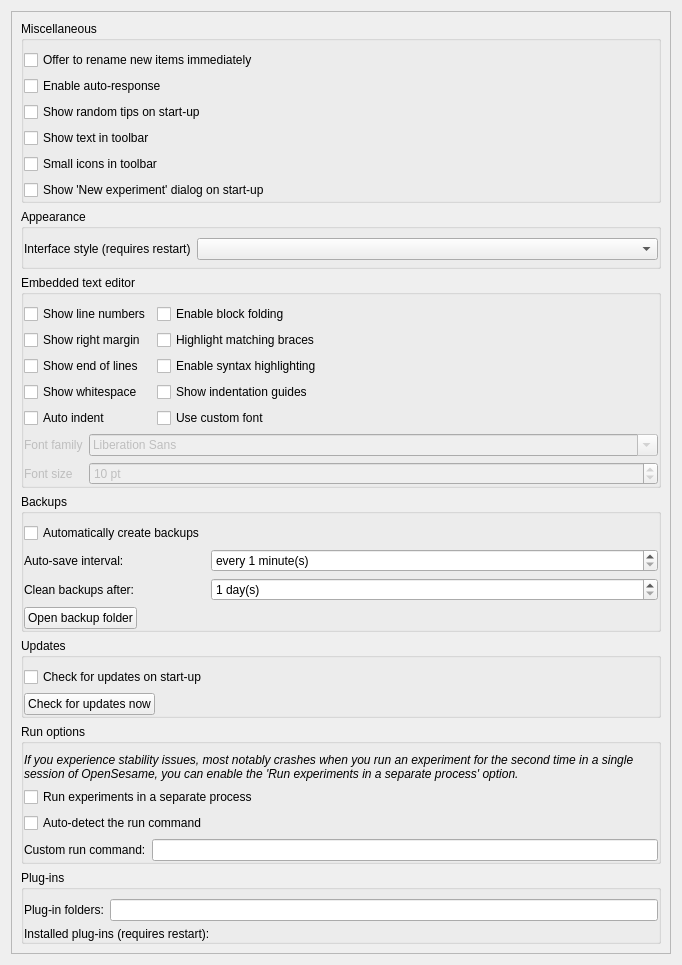
open-cogsci/OpenSesame, file resources/ui/preferences_widget.ui: the form before one commit.
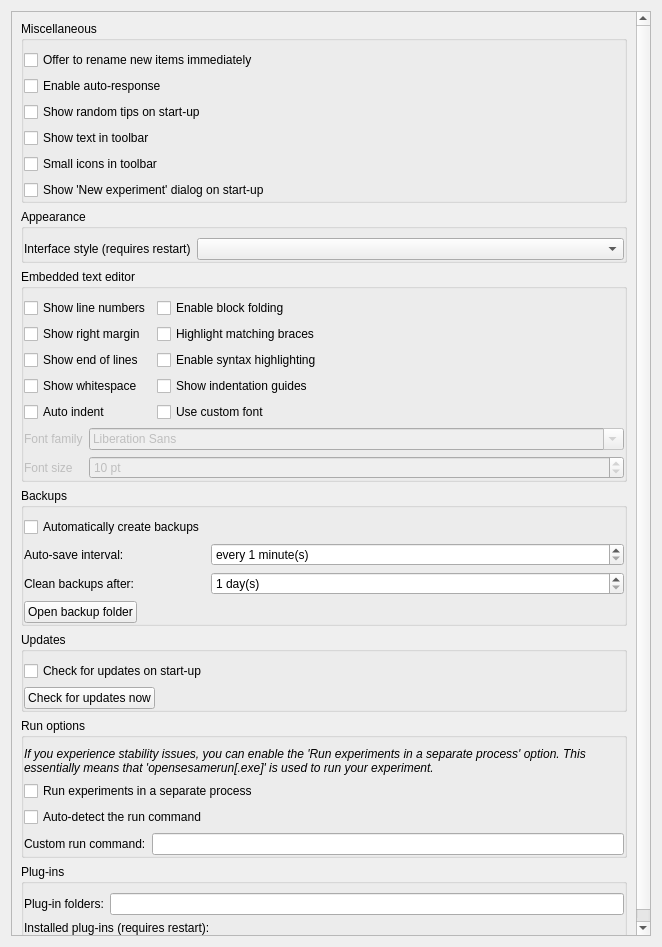
The form after the commit. Icons and pictures are not drawn.

What changed in the file:
```diff
--- a/resources/ui/preferences_widget.ui
+++ b/resources/ui/preferences_widget.ui
@@ -6,8 +6,8 @@
    <rect>
     <x>0</x>
     <y>0</y>
-    <width>682</width>
-    <height>965</height>
+    <width>662</width>
+    <height>947</height>
    </rect>
   </property>
   <property name="windowTitle">
@@ -24,8 +24,8 @@
        <rect>
         <x>0</x>
         <y>0</y>
-        <width>646</width>
-        <height>977</height>
+        <width>629</width>
+        <height>981</height>
        </rect>
       </property>
       <layout class="QVBoxLayout" name="verticalLayout_2">
@@ -428,11 +428,7 @@
           <item row="0" column="0" colspan="2">
            <widget class="QLabel" name="label">
             <property name="text">
-             <string>&lt;!DOCTYPE HTML PUBLIC &quot;-//W3C//DTD HTML 4.0//EN&quot; &quot;http://www.w3.org/TR/REC-html40/strict.dtd&quot;&gt;
-&lt;html&gt;&lt;head&gt;&lt;meta name=&quot;qrichtext&quot; content=&quot;1&quot; /&gt;&lt;style type=&quot;text/css&quot;&gt;
-p, li { white-space: pre-wrap; }
-&lt;/style&gt;&lt;/head&gt;&lt;body style=&quot; font-family:'Ubuntu'; font-size:9pt; font-weight:400; font-style:normal;&quot;&gt;
-&lt;p style=&quot; margin-top:0px; margin-bottom:0px; margin-left:0px; margin-right:0px; -qt-block-indent:0; text-indent:0px;&quot;&gt;&lt;span style=&quot; font-style:italic;&quot;&gt;If you experience stability issues, most notably crashes when you run an experiment for the second time in a single session of OpenSesame, you can enable the 'Run experiments in a separate process' option.&lt;/span&gt;&lt;/p&gt;&lt;/body&gt;&lt;/html&gt;</string>
+             <string>&lt;i&gt;If you experience stability issues, you can enable the 'Run experiments in a separate process' option. This essentially means that 'opensesamerun[.exe]' is used to run your experiment.&lt;/i&gt;</string>
             </property>
             <property name="wordWrap">
              <bool>true</bool>
```
